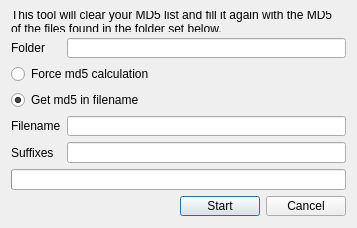
Old version of the form src/gui/src/utils/md5-fix/md5-fix.ui in the repository Bionus/imgbrd-grabber.
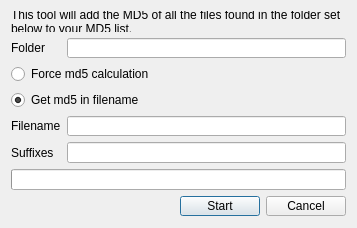
New version of the form. Icons and pictures are not drawn.

Commit message: Fix wording of MD5 list fixer (fix #2251)

Diff of the .ui file:
```diff
--- a/src/gui/src/utils/md5-fix/md5-fix.ui
+++ b/src/gui/src/utils/md5-fix/md5-fix.ui
@@ -24,7 +24,7 @@
    <item row="0" column="0" colspan="2">
     <widget class="QLabel" name="label_3">
      <property name="text">
-      <string>This tool will clear your MD5 list and fill it again with the MD5 of the files found in the folder set below.</string>
+      <string>This tool will add the MD5 of all the files found in the folder set below to your MD5 list.</string>
      </property>
      <property name="wordWrap">
       <bool>true</bool>
```
